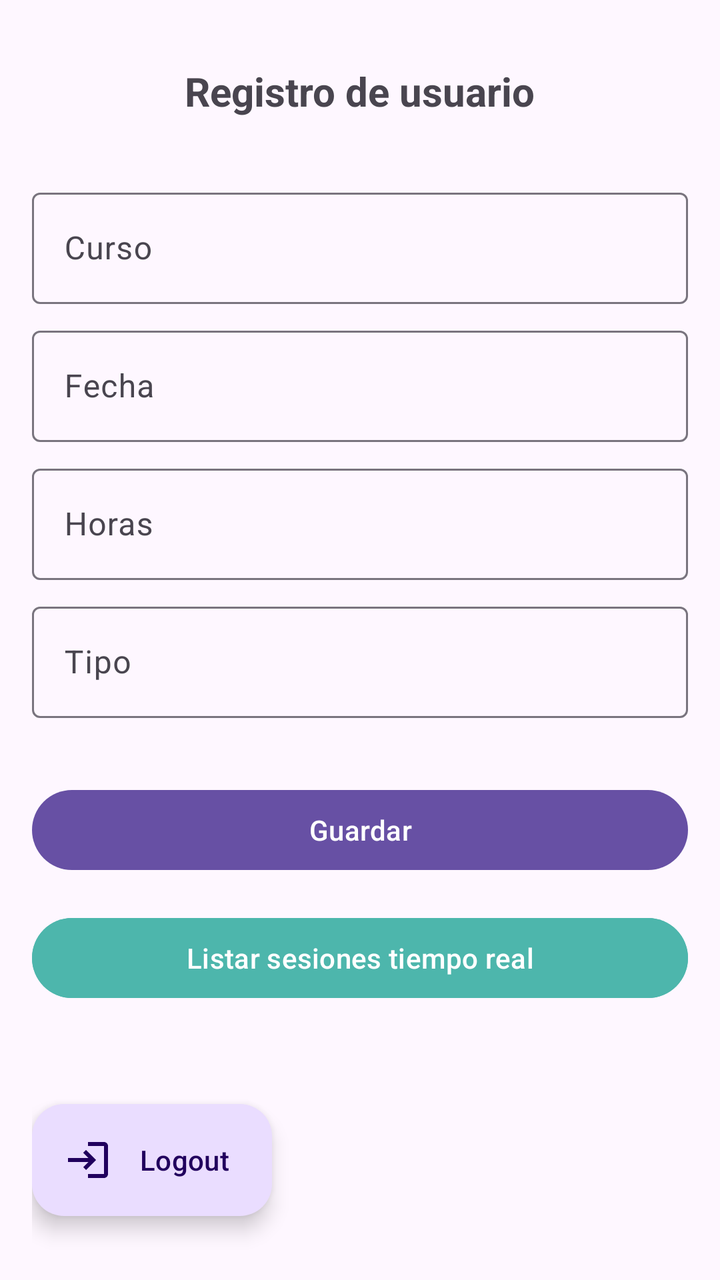
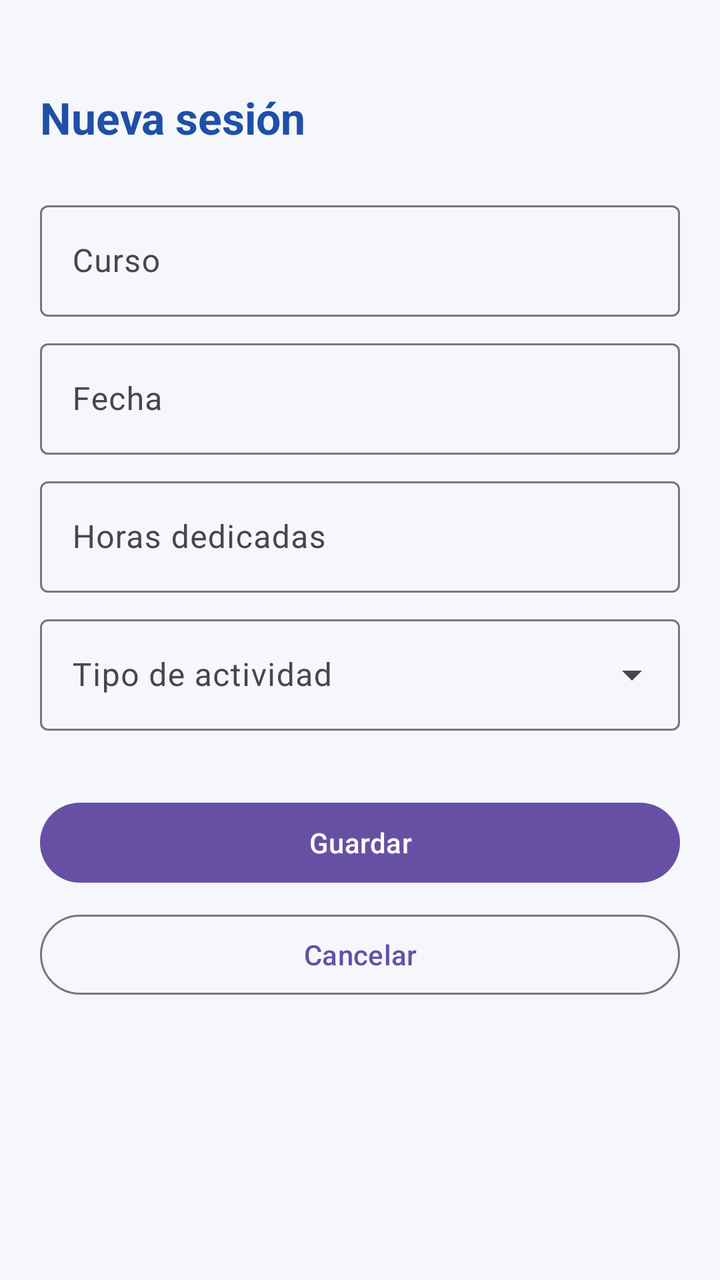

Two renders of the same Android screen: before a commit and after it. Below are the layout's source before the change and the commit's diff.
<!-- AndroidManifest.xml: application theme Theme.Lab6 -->
<!-- res/layout/activity_registrar_sesion.xml -->
<?xml version="1.0" encoding="utf-8"?>
<androidx.constraintlayout.widget.ConstraintLayout xmlns:android="http://schemas.android.com/apk/res/android"
    xmlns:app="http://schemas.android.com/apk/res-auto"
    xmlns:tools="http://schemas.android.com/tools"
    android:layout_width="match_parent"
    android:layout_height="match_parent"
    android:paddingStart="16dp"
    android:paddingEnd="16dp"
    tools:context=".MainActivity">

    <TextView
        android:id="@+id/textView"
        android:layout_width="wrap_content"
        android:layout_height="wrap_content"
        android:layout_marginTop="32dp"
        android:text="Registro de usuario"
        android:textSize="20sp"
        android:textStyle="bold"
        app:layout_constraintEnd_toEndOf="parent"
        app:layout_constraintStart_toStartOf="parent"
        app:layout_constraintTop_toTopOf="parent" />

    <com.google.android.material.textfield.TextInputLayout
        android:id="@+id/textFieldCurso"
        android:layout_width="match_parent"
        android:layout_height="wrap_content"
        android:layout_marginTop="32dp"
        android:hint="Curso"
        app:layout_constraintTop_toBottomOf="@+id/textView"
        tools:layout_editor_absoluteX="0dp">

        <com.google.android.material.textfield.TextInputEditText
            android:layout_width="match_parent"
            android:layout_height="wrap_content" />

    </com.google.android.material.textfield.TextInputLayout>


    <com.google.android.material.textfield.TextInputLayout
        android:id="@+id/textFieldFecha"
        android:layout_width="match_parent"
        android:layout_height="wrap_content"
        android:layout_marginTop="8dp"
        android:hint="Fecha"
        app:layout_constraintTop_toBottomOf="@+id/textFieldCurso"
        tools:layout_editor_absoluteX="0dp">

        <com.google.android.material.textfield.TextInputEditText
            android:layout_width="match_parent"
            android:layout_height="wrap_content" />

    </com.google.android.material.textfield.TextInputLayout>


    <com.google.android.material.textfield.TextInputLayout
        android:id="@+id/textFieldHoras"
        android:layout_width="match_parent"
        android:layout_height="wrap_content"
        android:layout_marginTop="8dp"
        android:hint="Horas"
        app:layout_constraintTop_toBottomOf="@+id/textFieldFecha"
        tools:layout_editor_absoluteX="0dp">

        <com.google.android.material.textfield.TextInputEditText
            android:layout_width="match_parent"
            android:layout_height="wrap_content"
            android:inputType="number" />

    </com.google.android.material.textfield.TextInputLayout>

    <com.google.android.material.textfield.TextInputLayout
        android:id="@+id/textFieldTipo"
        android:layout_width="match_parent"
        android:layout_height="wrap_content"
        android:layout_marginTop="8dp"
        android:hint="Tipo"
        app:layout_constraintTop_toBottomOf="@+id/textFieldHoras"
        tools:layout_editor_absoluteX="0dp">

        <com.google.android.material.textfield.TextInputEditText
            android:layout_width="match_parent"
            android:layout_height="wrap_content"
            android:inputType="number" />

    </com.google.android.material.textfield.TextInputLayout>

    <Button
        android:id="@+id/btnRegistrarSesion"
        android:layout_width="0dp"
        android:layout_height="wrap_content"
        android:layout_marginTop="32dp"
        android:text="Guardar"
        app:layout_constraintEnd_toEndOf="parent"
        app:layout_constraintStart_toStartOf="parent"
        app:layout_constraintTop_toBottomOf="@+id/textFieldTipo" />

    <Button
        android:id="@+id/btnTiempoReal"
        android:layout_width="0dp"
        android:layout_height="wrap_content"
        android:layout_marginTop="16dp"
        android:backgroundTint="#4DB6AC"
        android:text="Listar sesiones tiempo real"
        app:layout_constraintEnd_toEndOf="parent"
        app:layout_constraintHorizontal_bias="0.0"
        app:layout_constraintStart_toStartOf="parent"
        app:layout_constraintTop_toBottomOf="@+id/btnRegistrarSesion" />

    <com.google.android.material.floatingactionbutton.ExtendedFloatingActionButton
        android:id="@+id/logout_btn"
        android:layout_width="wrap_content"
        android:layout_height="wrap_content"
        android:layout_gravity="bottom|end"
        android:layout_marginBottom="32dp"
        android:text="Logout"
        app:icon="@drawable/baseline_login_24"
        app:layout_constraintBottom_toBottomOf="parent"
        app:layout_constraintStart_toStartOf="parent" />



</androidx.constraintlayout.widget.ConstraintLayout>
<!-- resources referenced by this layout -->
<resources>
  <!-- drawable baseline_login_24 (drawable) -->
  <vector android:autoMirrored="true" android:height="24dp"
      android:tint="#000000" android:viewportHeight="24"
      android:viewportWidth="24" android:width="24dp" xmlns:android="http://schemas.android.com/apk/res/android">
      <path android:fillColor="@android:color/white" android:pathData="M11,7L9.6,8.4l2.6,2.6H2v2h10.2l-2.6,2.6L11,17l5,-5L11,7zM20,19h-8v2h8c1.1,0 2,-0.9 2,-2V5c0,-1.1 -0.9,-2 -2,-2h-8v2h8V19z"/>
  </vector>
  <style name="Theme.Lab6" parent="Base.Theme.Lab6" />
  <style name="Base.Theme.Lab6" parent="Theme.Material3.DayNight.NoActionBar">
          
          
      </style>
</resources>

<!-- the commit's change to res/layout/activity_registrar_sesion.xml (unified diff, before → after) -->
@@ -1,122 +1,97 @@
 <?xml version="1.0" encoding="utf-8"?>
-<androidx.constraintlayout.widget.ConstraintLayout xmlns:android="http://schemas.android.com/apk/res/android"
-    xmlns:app="http://schemas.android.com/apk/res-auto"
+<ScrollView xmlns:android="http://schemas.android.com/apk/res/android"
     xmlns:tools="http://schemas.android.com/tools"
     android:layout_width="match_parent"
     android:layout_height="match_parent"
-    android:paddingStart="16dp"
-    android:paddingEnd="16dp"
-    tools:context=".MainActivity">
+    android:background="@color/fondo"
+    android:fillViewport="true"
+    tools:context=".RegistrarSesionActivity">
 
-    <TextView
-        android:id="@+id/textView"
-        android:layout_width="wrap_content"
-        android:layout_height="wrap_content"
-        android:layout_marginTop="32dp"
-        android:text="Registro de usuario"
-        android:textSize="20sp"
-        android:textStyle="bold"
-        app:layout_constraintEnd_toEndOf="parent"
-        app:layout_constraintStart_toStartOf="parent"
-        app:layout_constraintTop_toTopOf="parent" />
-
-    <com.google.android.material.textfield.TextInputLayout
-        android:id="@+id/textFieldCurso"
+    <LinearLayout
         android:layout_width="match_parent"
         android:layout_height="wrap_content"
-        android:layout_marginTop="32dp"
-        android:hint="Curso"
-        app:layout_constraintTop_toBottomOf="@+id/textView"
-        tools:layout_editor_absoluteX="0dp">
+        android:orientation="vertical"
+        android:padding="20dp">
 
-        <com.google.android.material.textfield.TextInputEditText
-            android:layout_width="match_parent"
-            android:layout_height="wrap_content" />
-
-    </com.google.android.material.textfield.TextInputLayout>
-
-
-    <com.google.android.material.textfield.TextInputLayout
-        android:id="@+id/textFieldFecha"
-        android:layout_width="match_parent"
-        android:layout_height="wrap_content"
-        android:layout_marginTop="8dp"
-        android:hint="Fecha"
-        app:layout_constraintTop_toBottomOf="@+id/textFieldCurso"
-        tools:layout_editor_absoluteX="0dp">
-
-        <com.google.android.material.textfield.TextInputEditText
-            android:layout_width="match_parent"
-            android:layout_height="wrap_content" />
-
-    </com.google.android.material.textfield.TextInputLayout>
-
-
-    <com.google.android.material.textfield.TextInputLayout
-        android:id="@+id/textFieldHoras"
-        android:layout_width="match_parent"
-        android:layout_height="wrap_content"
-        android:layout_marginTop="8dp"
-        android:hint="Horas"
-        app:layout_constraintTop_toBottomOf="@+id/textFieldFecha"
-        tools:layout_editor_absoluteX="0dp">
-
-        <com.google.android.material.textfield.TextInputEditText
+        <TextView
+            android:id="@+id/tvTitulo"
             android:layout_width="match_parent"
             android:layout_height="wrap_content"
-            android:inputType="number" />
+            android:layout_marginTop="24dp"
+            android:text="@string/nueva_sesion"
+            android:textColor="@color/azul_principal"
+            android:textSize="22sp"
+            android:textStyle="bold" />
 
-    </com.google.android.material.textfield.TextInputLayout>
-
-    <com.google.android.material.textfield.TextInputLayout
-        android:id="@+id/textFieldTipo"
-        android:layout_width="match_parent"
-        android:layout_height="wrap_content"
-        android:layout_marginTop="8dp"
-        android:hint="Tipo"
-        app:layout_constraintTop_toBottomOf="@+id/textFieldHoras"
-        tools:layout_editor_absoluteX="0dp">
-
-        <com.google.android.material.textfield.TextInputEditText
+        <com.google.android.material.textfield.TextInputLayout
+            android:id="@+id/textFieldCurso"
             android:layout_width="match_parent"
             android:layout_height="wrap_content"
-            android:inputType="number" />
+            android:layout_marginTop="24dp"
+            android:hint="@string/curso">
 
-    </com.google.android.material.textfield.TextInputLayout>
+            <com.google.android.material.textfield.TextInputEditText
+                android:layout_width="match_parent"
+                android:layout_height="wrap_content"
+                android:inputType="textCapWords" />
+        </com.google.android.material.textfield.TextInputLayout>
 
-    <Button
-        android:id="@+id/btnRegistrarSesion"
-        android:layout_width="0dp"
-        android:layout_height="wrap_content"
-        android:layout_marginTop="32dp"
-        android:text="Guardar"
-        app:layout_constraintEnd_toEndOf="parent"
-        app:layout_constraintStart_toStartOf="parent"
-        app:layout_constraintTop_toBottomOf="@+id/textFieldTipo" />
+        <com.google.android.material.textfield.TextInputLayout
+            android:id="@+id/textFieldFecha"
+            android:layout_width="match_parent"
+            android:layout_height="wrap_content"
+            android:layout_marginTop="8dp"
+            android:hint="@string/fecha">
 
-    <Button
-        android:id="@+id/btnTiempoReal"
-        android:layout_width="0dp"
-        android:layout_height="wrap_content"
-        android:layout_marginTop="16dp"
-        android:backgroundTint="#4DB6AC"
-        android:text="Listar sesiones tiempo real"
-        app:layout_constraintEnd_toEndOf="parent"
-        app:layout_constraintHorizontal_bias="0.0"
-        app:layout_constraintStart_toStartOf="parent"
-        app:layout_constraintTop_toBottomOf="@+id/btnRegistrarSesion" />
+            <com.google.android.material.textfield.TextInputEditText
+                android:id="@+id/etFecha"
+                android:layout_width="match_parent"
+                android:layout_height="wrap_content"
+                android:focusable="false"
+                android:inputType="none" />
+        </com.google.android.material.textfield.TextInputLayout>
 
-    <com.google.android.material.floatingactionbutton.ExtendedFloatingActionButton
-        android:id="@+id/logout_btn"
-        android:layout_width="wrap_content"
-        android:layout_height="wrap_content"
-        android:layout_gravity="bottom|end"
-        android:layout_marginBottom="32dp"
-        android:text="Logout"
-        app:icon="@drawable/baseline_login_24"
-        app:layout_constraintBottom_toBottomOf="parent"
-        app:layout_constraintStart_toStartOf="parent" />
+        <com.google.android.material.textfield.TextInputLayout
+            android:id="@+id/textFieldHoras"
+            android:layout_width="match_parent"
+            android:layout_height="wrap_content"
+            android:layout_marginTop="8dp"
+            android:hint="@string/horas">
 
+            <com.google.android.material.textfield.TextInputEditText
+                android:layout_width="match_parent"
+                android:layout_height="wrap_content"
+                android:inputType="numberDecimal" />
+        </com.google.android.material.textfield.TextInputLayout>
 
+        <com.google.android.material.textfield.TextInputLayout
+            android:id="@+id/textFieldTipo"
+            style="@style/Widget.Material3.TextInputLayout.OutlinedBox.ExposedDropdownMenu"
+            android:layout_width="match_parent"
+            android:layout_height="wrap_content"
+            android:layout_marginTop="8dp"
+            android:hint="@string/tipo">
 
-</androidx.constraintlayout.widget.ConstraintLayout>
+            <AutoCompleteTextView
+                android:id="@+id/actvTipo"
+                android:layout_width="match_parent"
+                android:layout_height="wrap_content"
+                android:inputType="none" />
+        </com.google.android.material.textfield.TextInputLayout>
+
+        <Button
+            android:id="@+id/btnRegistrarSesion"
+            android:layout_width="match_parent"
+            android:layout_height="wrap_content"
+            android:layout_marginTop="32dp"
+            android:text="@string/guardar" />
+
+        <Button
+            android:id="@+id/btnCancelar"
+            style="@style/Widget.Material3.Button.OutlinedButton"
+            android:layout_width="match_parent"
+            android:layout_height="wrap_content"
+            android:layout_marginTop="8dp"
+            android:text="@string/cancelar" />
+    </LinearLayout>
+</ScrollView>
<!-- resource entries referenced after the edit -->
@@ -1,11 +1,14 @@
 <!-- resources referenced by this layout -->
 <resources>
-  <!-- drawable baseline_login_24 (drawable) -->
-  <vector android:autoMirrored="true" android:height="24dp"
-      android:tint="#000000" android:viewportHeight="24"
-      android:viewportWidth="24" android:width="24dp" xmlns:android="http://schemas.android.com/apk/res/android">
-      <path android:fillColor="@android:color/white" android:pathData="M11,7L9.6,8.4l2.6,2.6H2v2h10.2l-2.6,2.6L11,17l5,-5L11,7zM20,19h-8v2h8c1.1,0 2,-0.9 2,-2V5c0,-1.1 -0.9,-2 -2,-2h-8v2h8V19z"/>
-  </vector>
+  <color name="azul_principal">#1F4FA8</color>
+  <color name="fondo">#F5F7FB</color>
+  <string name="cancelar">Cancelar</string>
+  <string name="curso">Curso</string>
+  <string name="fecha">Fecha</string>
+  <string name="guardar">Guardar</string>
+  <string name="horas">Horas dedicadas</string>
+  <string name="nueva_sesion">Nueva sesión</string>
+  <string name="tipo">Tipo de actividad</string>
   <style name="Theme.Lab6" parent="Base.Theme.Lab6" />
   <style name="Base.Theme.Lab6" parent="Theme.Material3.DayNight.NoActionBar">
           
